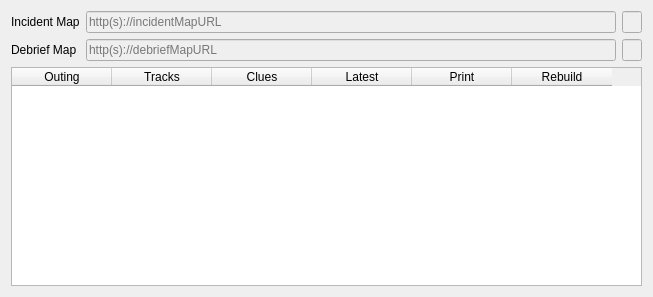
Old version of the form debrief.ui in the repository ncssar/plans_console.
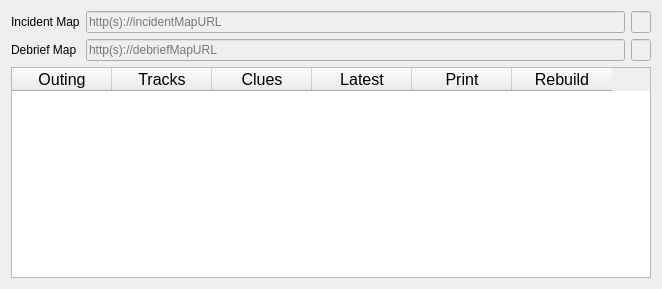
New version of the form.

```diff
--- a/debrief.ui
+++ b/debrief.ui
@@ -6,8 +6,8 @@
    <rect>
     <x>0</x>
     <y>0</y>
-    <width>653</width>
-    <height>297</height>
+    <width>662</width>
+    <height>289</height>
    </rect>
   </property>
   <property name="windowTitle">
@@ -94,6 +94,11 @@
      </item>
      <item>
       <widget class="QTableWidget" name="tableWidget">
+       <property name="font">
+        <font>
+         <pointsize>12</pointsize>
+        </font>
+       </property>
        <property name="selectionMode">
         <enum>QAbstractItemView::NoSelection</enum>
        </property>
```
Left out of the diff: 2 changed lines with no effect on the pictures.
